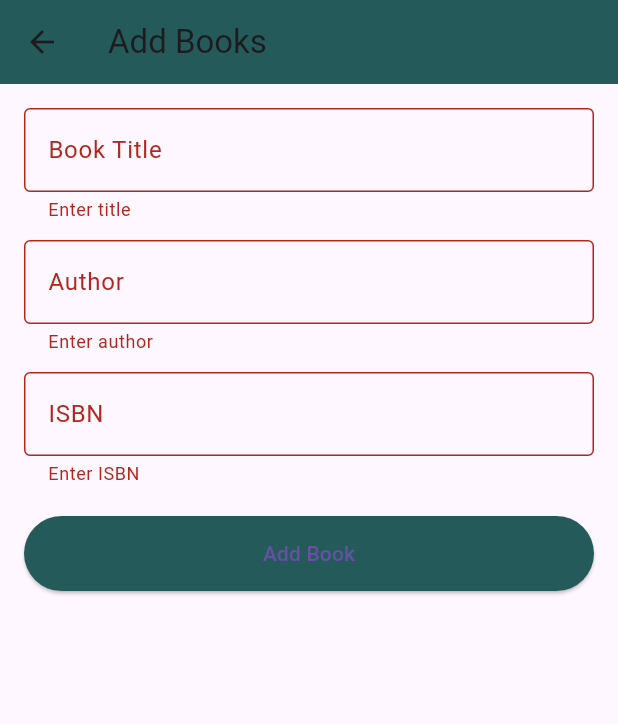
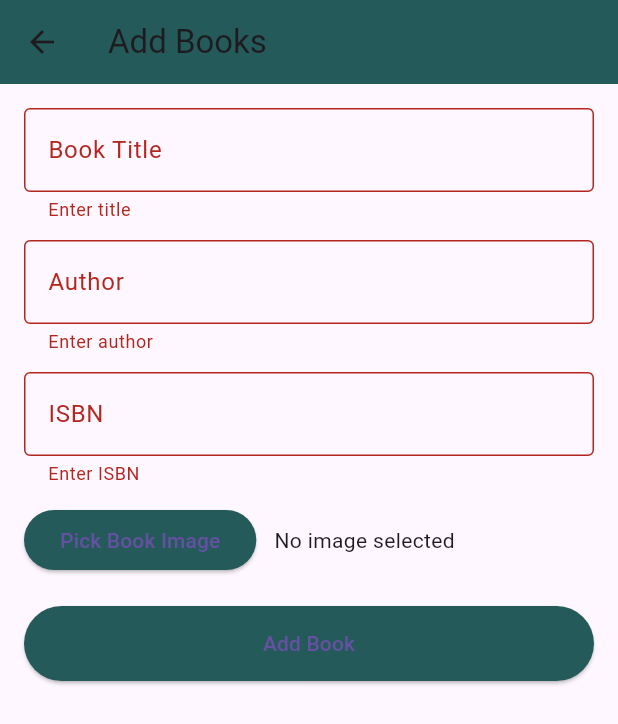
Before and after one commit to devgirl25/LibraEase, a Flutter app: the AddBookPage screen opened directly, after a tap on "Add Book", on a phone screen of 412 x 824 dp. Shown: the top 724 px of the screen. Run offline on Flutter 3.47's test engine with Material 3 defaults, Android fonts, the phone set to English and light mode, and no system bars; our stand-ins replace cloud_firestore, firebase_auth, firebase_core, firebase_storage, get, image_picker; accounts and stored records are empty.

Commit message:
added features

```diff
--- a/lib/screens/add_book_page.dart
+++ b/lib/screens/add_book_page.dart
@@ -1,5 +1,8 @@
+import 'dart:io';
 import 'package:flutter/material.dart';
 import 'package:cloud_firestore/cloud_firestore.dart';
+import 'package:firebase_storage/firebase_storage.dart';
+import 'package:image_picker/image_picker.dart';
 
 class AddBookPage extends StatefulWidget {
   const AddBookPage({super.key});
@@ -15,20 +18,56 @@ class _AddBookPageState extends State<AddBookPage> {
   final TextEditingController isbnController = TextEditingController();
 
   bool _isLoading = false;
+  XFile? _pickedImage;
 
   final FirebaseFirestore _firestore = FirebaseFirestore.instance;
+
+  final ImagePicker _picker = ImagePicker();
+
+  // ✅ Pick image from gallery
+  Future<void> pickImage() async {
+    final XFile? image =
+        await _picker.pickImage(source: ImageSource.gallery);
+    if (image != null) {
+      setState(() => _pickedImage = image);
+    }
+  }
+
+  // ✅ Upload image to Firebase Storage
+  Future<String> uploadImage(XFile imageFile) async {
+    final storageRef = FirebaseStorage.instance
+        .ref()
+        .child('book_images/${DateTime.now().millisecondsSinceEpoch}.jpg');
+
+    final uploadTask = storageRef.putFile(File(imageFile.path));
+    final snapshot = await uploadTask;
+    final downloadUrl = await snapshot.ref.getDownloadURL();
+    return downloadUrl;
+  }
 
   // ✅ Add book to Firestore
   Future<void> addBook() async {
     if (!_formKey.currentState!.validate()) return;
 
+    if (_pickedImage == null) {
+      ScaffoldMessenger.of(context).showSnackBar(
+        const SnackBar(content: Text('Please select a book image')),
+      );
+      return;
+    }
+
     setState(() => _isLoading = true);
 
     try {
+      // Upload image and get URL
+      String imageUrl = await uploadImage(_pickedImage!);
+
+      // Add book with image URL
       await _firestore.collection('books').add({
         'title': titleController.text.trim(),
         'author': authorController.text.trim(),
         'isbn': isbnController.text.trim(),
+        'image': imageUrl,
         'addedAt': FieldValue.serverTimestamp(),
       });
 
@@ -40,6 +79,7 @@ class _AddBookPageState extends State<AddBookPage> {
       titleController.clear();
       authorController.clear();
       isbnController.clear();
+      setState(() => _pickedImage = null);
     } catch (e) {
       ScaffoldMessenger.of(context)
           .showSnackBar(SnackBar(content: Text('Error: $e')));
@@ -103,6 +143,28 @@ class _AddBookPageState extends State<AddBookPage> {
                 validator: (value) =>
                     value == null || value.isEmpty ? 'Enter ISBN' : null,
               ),
+              const SizedBox(height: 12),
+
+              // Image picker button
+              Row(
+                children: [
+                  ElevatedButton(
+                    onPressed: pickImage,
+                    style: ElevatedButton.styleFrom(
+                        backgroundColor: const Color(0xFF255A5A)),
+                    child: const Text('Pick Book Image'),
+                  ),
+                  const SizedBox(width: 12),
+                  _pickedImage != null
+                      ? Image.file(
+                          File(_pickedImage!.path),
+                          width: 60,
+                          height: 60,
+                          fit: BoxFit.cover,
+                        )
+                      : const Text('No image selected'),
+                ],
+              ),
               const SizedBox(height: 20),
 
               _isLoading
--- a/pubspec.yaml
+++ b/pubspec.yaml
@@ -18,6 +18,10 @@ dependencies:
   intl: ^0.19.0
  # mobile_scanner: ^7.1.2
  # flutter_barcode_scanner: ^2.0.0
+  firebase_storage: ^13.0.3
+
+  # Image Picker (pick images from gallery or camera)
+  image_picker: ^1.2.0
 
 dev_dependencies:
   flutter_test:
```
Also changed, not shown: lib/adminhomepage/borrow_request_page.dart (added, +92 -0 lines), lib/adminhomepage/listoverduebook.dart (added, +24 -0 lines), lib/screens/Admin_homepage.dart (+26 -8 lines), lib/services/borrow_service.dart (added, +53 -0 lines), lib/widgets/dashboardgrid.dart (+57 -7 lines), 1 other file.
